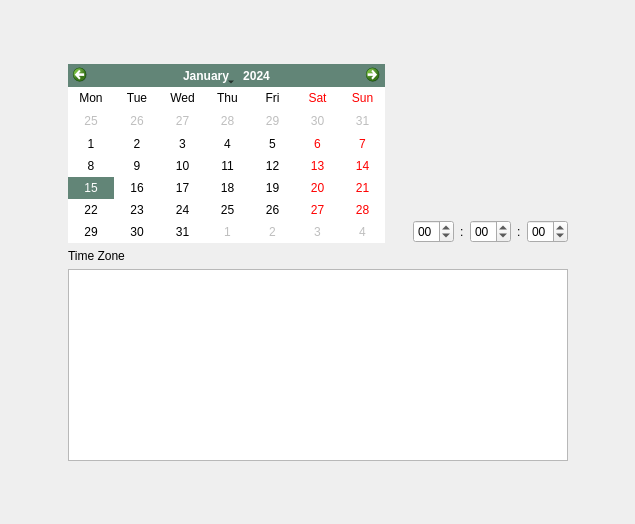
First picture: the form in branches/yali/yali-proximate/yali/gui/Ui/datetimewidget.ui, repository pars-linux/uludag, before the edit.
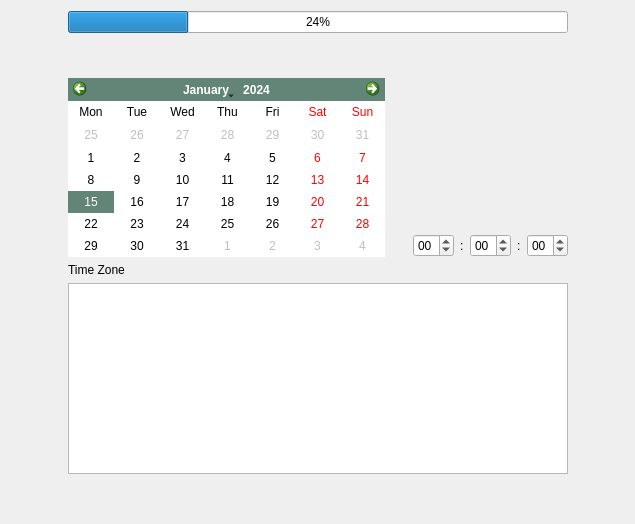
Second picture: the form after the edit. Custom widgets are drawn as their Qt base class.

The edit to the form file:
```diff
--- a/branches/yali/yali-proximate/yali/gui/Ui/datetimewidget.ui
+++ b/branches/yali/yali-proximate/yali/gui/Ui/datetimewidget.ui
@@ -17,7 +17,7 @@
    <string notr="true"/>
   </property>
   <layout class="QGridLayout">
-   <item row="0" column="1" colspan="3">
+   <item row="1" column="1" colspan="3">
     <spacer>
      <property name="orientation">
       <enum>Qt::Vertical</enum>
@@ -30,7 +30,7 @@
      </property>
     </spacer>
    </item>
-   <item row="1" column="0" rowspan="3">
+   <item row="2" column="0" rowspan="3">
     <spacer>
      <property name="orientation">
       <enum>Qt::Horizontal</enum>
@@ -43,7 +43,7 @@
      </property>
     </spacer>
    </item>
-   <item row="1" column="1" rowspan="2">
+   <item row="2" column="1" rowspan="2">
     <widget class="QCalendarWidget" name="calendarWidget">
      <property name="autoFillBackground">
       <bool>true</bool>
@@ -70,7 +70,7 @@
      </property>
     </widget>
    </item>
-   <item row="1" column="2" rowspan="2">
+   <item row="2" column="2" rowspan="2">
     <spacer>
      <property name="orientation">
       <enum>Qt::Horizontal</enum>
@@ -86,7 +86,7 @@
      </property>
     </spacer>
    </item>
-   <item row="1" column="3">
+   <item row="2" column="3">
     <widget class="AnalogClock" name="analogClock">
      <property name="minimumSize">
       <size>
@@ -99,7 +99,7 @@
      </property>
     </widget>
    </item>
-   <item row="1" column="4" rowspan="3">
+   <item row="2" column="4" rowspan="3">
     <spacer>
      <property name="orientation">
       <enum>Qt::Horizontal</enum>
@@ -112,7 +112,7 @@
      </property>
     </spacer>
    </item>
-   <item row="2" column="3">
+   <item row="3" column="3">
     <layout class="QHBoxLayout">
      <item>
       <widget class="QTimeEdit" name="timeHours">
@@ -160,7 +160,7 @@
      </item>
     </layout>
    </item>
-   <item row="3" column="1" colspan="3">
+   <item row="4" column="1" colspan="3">
     <layout class="QVBoxLayout">
      <item>
       <widget class="QLabel" name="label">
@@ -187,7 +187,7 @@
      </item>
     </layout>
    </item>
-   <item row="4" column="1" colspan="3">
+   <item row="5" column="1" colspan="3">
     <spacer>
      <property name="orientation">
       <enum>Qt::Vertical</enum>
@@ -200,6 +200,13 @@
      </property>
     </spacer>
    </item>
+   <item row="0" column="1" colspan="3">
+    <widget class="QProgressBar" name="progressBar">
+     <property name="value">
+      <number>24</number>
+     </property>
+    </widget>
+   </item>
   </layout>
  </widget>
  <customwidgets>
```
Left out of the diff: 3 changed lines with no effect on the pictures.
